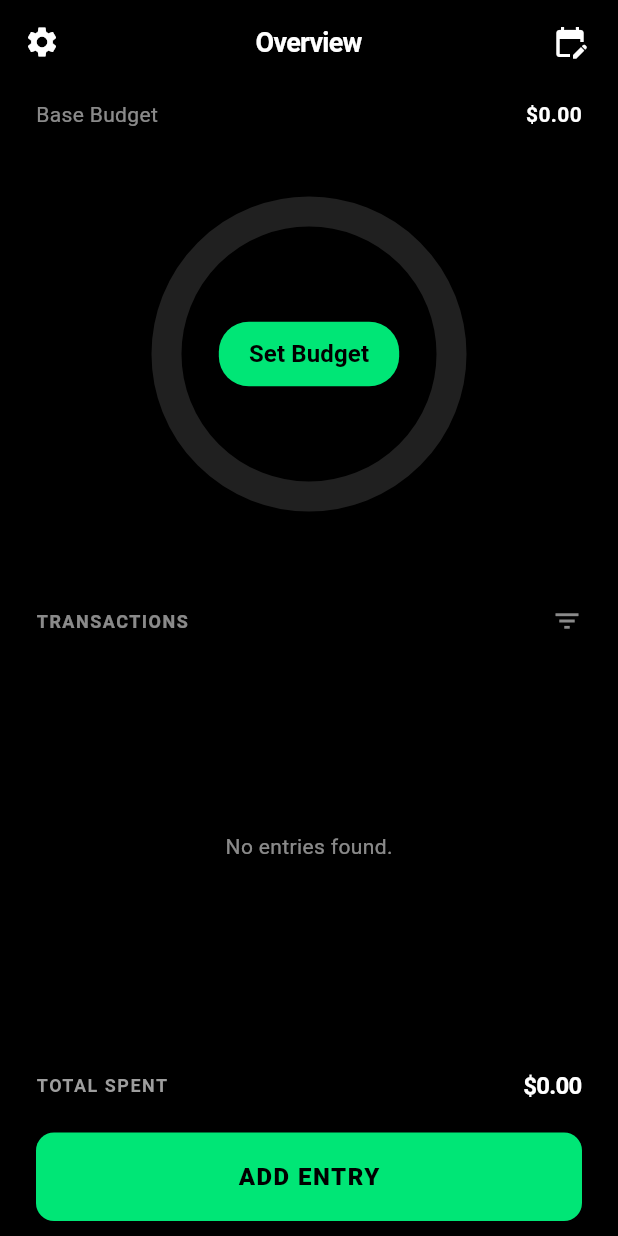
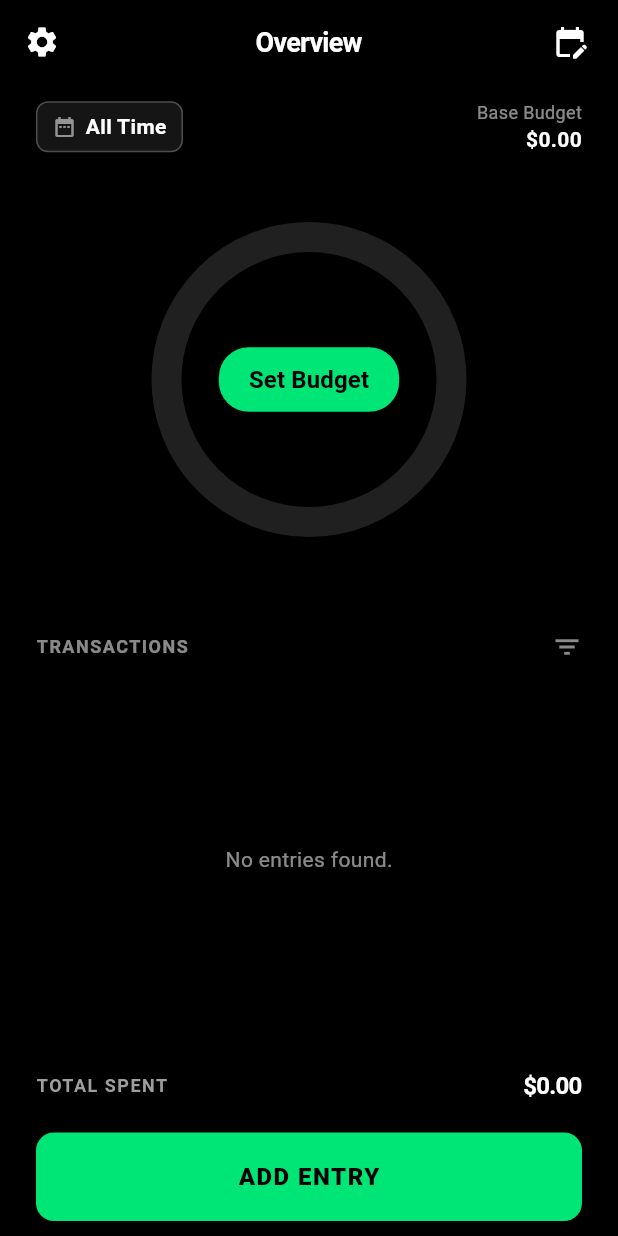
Before and after one commit to AashAppakonam/budgetingApp, a Flutter app: the screen it shows after launch, on a phone screen of 412 x 824 dp. Run offline on Flutter 3.47's test engine with Material 3 defaults, Android fonts, the phone set to English and light mode, and no system bars; our stand-ins replace csv, file_picker, shared_preferences.

Commit message:
Add custom date range filtering for billing cycles
- Added a clickable date range selector pill to the main dashboard header, allowing users to filter by specific date ranges (e.g., custom credit card billing cycles).
- Updated `BudgetProvider` to store `filterStartDate` and `filterEndDate` state, along with a `setDateRange` method.
- Refactored all budget calculations (`totalSpent`, `totalIncome`, `remainingBudget`) and pie chart data (`categorySpentData`) to strictly aggregate data within the actively selected date bounds.
- Added an easily accessible clear ('X') button inside the date pill to quickly revert to an "All Time" view.
- Wrapped the `showDateRangePicker` in a custom `Theme` builder to ensure the calendar dialog respects the app's light/dark mode color schemes (fixing the invisible white-on-white text issue).

Type: New Feature

```diff
--- a/lib/providers/budget_provider.dart
+++ b/lib/providers/budget_provider.dart
@@ -21,6 +21,9 @@ class BudgetProvider extends ChangeNotifier {
   String _currencySymbol = '\$';
   SortOption _currentSort = SortOption.dateDesc;
   String? _filterCategoryId;
+
+  DateTime? _filterStartDate;
+  DateTime? _filterEndDate;
 
   BudgetProvider() {
     _loadData();
@@ -73,8 +76,27 @@ class BudgetProvider extends ChangeNotifier {
   bool get isDarkMode => _isDarkMode;
   String get currencySymbol => _currencySymbol;
 
+  DateTime? get filterStartDate => _filterStartDate;
+  DateTime? get filterEndDate => _filterEndDate;
+
+  void setDateRange(DateTime? start, DateTime? end) {
+    _filterStartDate = start;
+    _filterEndDate = end;
+    notifyListeners();
+  }
+
+  Iterable<Transaction> get _dateFilteredTransactions {
+    if (_filterStartDate == null || _filterEndDate == null) return _transactions;
+    return _transactions.where((t) {
+      final tDate = DateTime(t.date.year, t.date.month, t.date.day);
+      final sDate = DateTime(_filterStartDate!.year, _filterStartDate!.month, _filterStartDate!.day);
+      final eDate = DateTime(_filterEndDate!.year, _filterEndDate!.month, _filterEndDate!.day);
+      return tDate.compareTo(sDate) >= 0 && tDate.compareTo(eDate) <= 0;
+    });
+  }
+
   List<Transaction> get transactions {
-    var list = _transactions.toList();
+    var list = _dateFilteredTransactions.toList();
 
     // Apply Filter
     if (_filterCategoryId != null) {
@@ -116,13 +138,13 @@ class BudgetProvider extends ChangeNotifier {
     notifyListeners();
   }
 
-  double get totalSpent => _transactions.where((t) => !t.isIncome).fold(0, (sum, item) => sum + item.amount);
-  double get totalIncome => _transactions.where((t) => t.isIncome).fold(0, (sum, item) => sum + item.amount);
+  double get totalSpent => _dateFilteredTransactions.where((t) => !t.isIncome).fold(0, (sum, item) => sum + item.amount);
+  double get totalIncome => _dateFilteredTransactions.where((t) => t.isIncome).fold(0, (sum, item) => sum + item.amount);
   double get remainingBudget => _totalBudget + totalIncome - totalSpent;
 
   Map<Color, double> get categorySpent {
     final Map<Color, double> map = {};
-    for (var tx in _transactions.where((t) => !t.isIncome)) {
+    for (var tx in _dateFilteredTransactions.where((t) => !t.isIncome)) {
       final color = Color(tx.category.colorValue);
       map[color] = (map[color] ?? 0) + tx.amount;
     }
@@ -131,7 +153,7 @@ class BudgetProvider extends ChangeNotifier {
 
   List<Map<String, dynamic>> get categorySpentData {
     final Map<String, Map<String, dynamic>> map = {};
-    for (var tx in _transactions.where((t) => !t.isIncome)) {
+    for (var tx in _dateFilteredTransactions.where((t) => !t.isIncome)) {
       final key = tx.category.id;
       if (!map.containsKey(key)) {
         map[key] = {
--- a/lib/screens/main_screen.dart
+++ b/lib/screens/main_screen.dart
@@ -212,8 +212,78 @@ class MainScreen extends StatelessWidget {
                 child: Row(
                   mainAxisAlignment: MainAxisAlignment.spaceBetween,
                   children: [
-                    Text('Base Budget', style: TextStyle(color: hintColor, fontSize: 14, fontWeight: FontWeight.normal)),
-                    Text('${budgetState.currencySymbol}${budgetState.totalBudget.toStringAsFixed(2)}', style: TextStyle(fontSize: 14, fontWeight: FontWeight.w600, color: textColor)),
+                    IntrinsicWidth(
+                      child: InkWell(
+                        onTap: () async {
+                          final DateTimeRange? picked = await showDateRangePicker(
+                            context: context,
+                            initialDateRange: budgetState.filterStartDate != null && budgetState.filterEndDate != null
+                                ? DateTimeRange(start: budgetState.filterStartDate!, end: budgetState.filterEndDate!)
+                                : null,
+                            firstDate: DateTime(2000),
+                            lastDate: DateTime(2100),
+                            builder: (context, child) {
+                              return Theme(
+                                data: Theme.of(context).copyWith(
+                                  colorScheme: isDark
+                                    ? const ColorScheme.dark(
+                                        primary: Color(0xFF00E676),
+                                        onPrimary: Colors.black,
+                                        surface: Color(0xFF151515),
+                                        onSurface: Colors.white,
+                                      )
+                                    : const ColorScheme.light(
+                                        primary: Color(0xFF00E676),
+                                        onPrimary: Colors.white,
+                                        surface: Colors.white,
+                                        onSurface: Colors.black,
+                                      ),
+                                ),
+                                child: child!,
+                              );
+                            },
+                          );
+                          if (picked != null) {
+                            budgetState.setDateRange(picked.start, picked.end);
+                          }
+                        },
+                        borderRadius: BorderRadius.circular(8),
+                        child: Container(
+                          padding: const EdgeInsets.symmetric(horizontal: 10, vertical: 6),
+                          decoration: BoxDecoration(
+                            color: surfaceColor,
+                            borderRadius: BorderRadius.circular(8),
+                            border: Border.all(color: dividerColor),
+                          ),
+                          child: Row(
+                            children: [
+                              Icon(Icons.date_range, size: 16, color: hintColor),
+                              const SizedBox(width: 6),
+                              Text(
+                                budgetState.filterStartDate != null && budgetState.filterEndDate != null
+                                    ? '${DateFormat('MMM d').format(budgetState.filterStartDate!)} - ${DateFormat('MMM d').format(budgetState.filterEndDate!)}'
+                                    : 'All Time',
+                                style: TextStyle(color: textColor, fontSize: 14, fontWeight: FontWeight.w600),
+                              ),
+                              if (budgetState.filterStartDate != null) ...[
+                                const SizedBox(width: 4),
+                                GestureDetector(
+                                  onTap: () => budgetState.setDateRange(null, null),
+                                  child: Icon(Icons.close, size: 16, color: hintColor),
+                                ),
+                              ]
+                            ],
+                          ),
+                        ),
+                      ),
+                    ),
+                    Column(
+                      crossAxisAlignment: CrossAxisAlignment.end,
+                      children: [
+                        Text('Base Budget', style: TextStyle(color: hintColor, fontSize: 12, fontWeight: FontWeight.normal)),
+                        Text('${budgetState.currencySymbol}${budgetState.totalBudget.toStringAsFixed(2)}', style: TextStyle(fontSize: 14, fontWeight: FontWeight.w600, color: textColor)),
+                      ],
+                    ),
                   ],
                 ),
               ),
```
